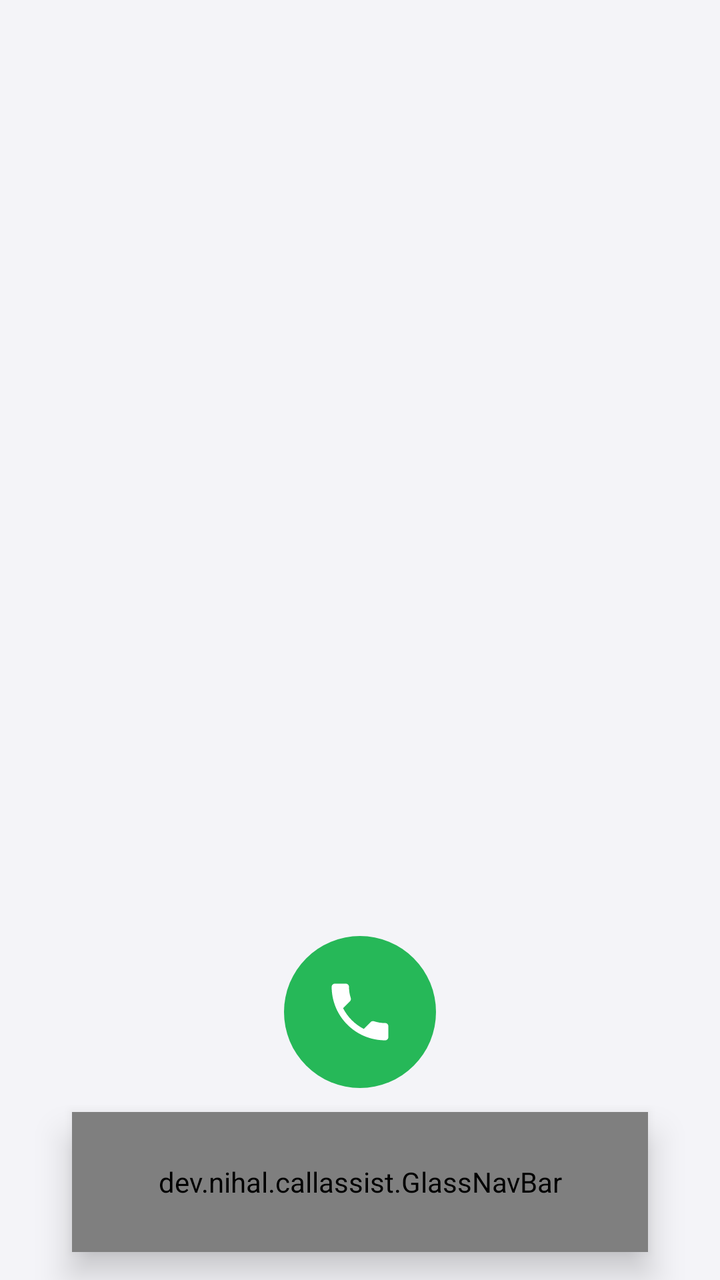
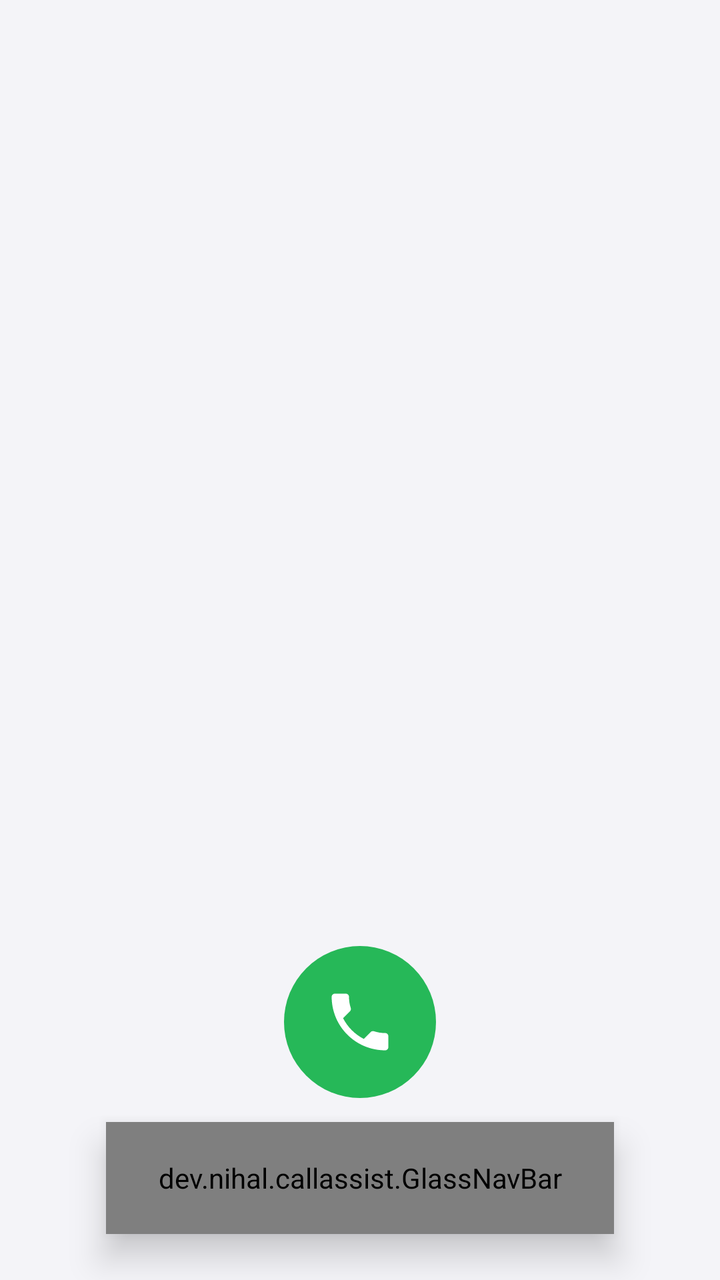

An Android layout rendered at two revisions. The XML below is the earlier revision; the diff shows what the commit changed to produce the second picture.
<!-- AndroidManifest.xml: application theme Theme.CallAssist -->
<!-- res/layout/activity_main.xml -->
<?xml version="1.0" encoding="utf-8"?>
<FrameLayout xmlns:android="http://schemas.android.com/apk/res/android"
    android:layout_width="match_parent"
    android:layout_height="match_parent">

    <FrameLayout
        android:layout_width="match_parent"
        android:layout_height="match_parent">

        <include
            android:id="@+id/pageKeypad"
            layout="@layout/page_keypad" />

        <include
            android:id="@+id/pageRecents"
            layout="@layout/page_recents"
            android:visibility="gone" />

        <include
            android:id="@+id/pageContacts"
            layout="@layout/page_contacts"
            android:visibility="gone" />

        <include
            android:id="@+id/pageGate"
            layout="@layout/page_gate"
            android:visibility="gone" />
    </FrameLayout>

    <dev.nihal.callassist.GlassNavBar
        android:id="@+id/navBar"
        android:layout_width="match_parent"
        android:layout_height="70dp"
        android:layout_gravity="bottom"
        android:layout_marginStart="36dp"
        android:layout_marginEnd="36dp"
        android:layout_marginBottom="14dp"
        android:elevation="10dp" />
</FrameLayout>
<!-- res/layout/page_keypad.xml (included above) -->
<?xml version="1.0" encoding="utf-8"?>
<FrameLayout xmlns:android="http://schemas.android.com/apk/res/android"
    xmlns:app="http://schemas.android.com/apk/res-auto"
    android:layout_width="match_parent"
    android:layout_height="match_parent">

    <LinearLayout
        android:layout_width="match_parent"
        android:layout_height="match_parent"
        android:orientation="vertical"
        android:paddingBottom="92dp">

        <TextView
            android:id="@+id/suggestionsEmpty"
            android:layout_width="match_parent"
            android:layout_height="0dp"
            android:layout_weight="1"
            android:gravity="center"
            android:textColor="@color/textSecondary"
            android:textSize="15sp" />

        <androidx.recyclerview.widget.RecyclerView
            android:id="@+id/suggestionsList"
            android:layout_width="match_parent"
            android:layout_height="0dp"
            android:layout_weight="1"
            android:clipToPadding="false"
            android:paddingTop="40dp"
            android:scrollbars="none"
            android:visibility="gone" />

        <LinearLayout
            android:id="@+id/keypadPanel"
            android:layout_width="match_parent"
            android:layout_height="wrap_content"
            android:orientation="vertical">

            <LinearLayout
                android:layout_width="match_parent"
                android:layout_height="wrap_content"
                android:gravity="center_vertical"
                android:orientation="horizontal"
                android:paddingStart="56dp"
                android:paddingEnd="12dp">

                <TextView
                    android:id="@+id/numberDisplay"
                    android:layout_width="0dp"
                    android:layout_height="wrap_content"
                    android:layout_weight="1"
                    android:ellipsize="start"
                    android:gravity="center"
                    android:maxLines="1"
                    android:minHeight="60dp"
                    android:textSize="34sp" />

                <ImageButton
                    android:id="@+id/btnBackspace"
                    android:layout_width="48dp"
                    android:layout_height="48dp"
                    android:background="?android:attr/selectableItemBackgroundBorderless"
                    android:contentDescription="Backspace"
                    android:src="@drawable/ic_backspace"
                    android:visibility="invisible"
                    app:tint="@color/textSecondary" />
            </LinearLayout>

            <GridLayout
                android:id="@+id/keypadGrid"
                android:layout_width="match_parent"
                android:layout_height="wrap_content"
                android:columnCount="3"
                android:paddingStart="24dp"
                android:paddingEnd="24dp" />

            <FrameLayout
                android:layout_width="match_parent"
                android:layout_height="wrap_content"
                android:paddingTop="8dp"
                android:paddingBottom="4dp">

                
                <ImageButton
                    android:id="@+id/btnDial"
                    android:layout_width="76dp"
                    android:layout_height="76dp"
                    android:layout_gravity="center"
                    android:background="@drawable/bg_circle"
                    android:backgroundTint="@color/green"
                    android:contentDescription="Call"
                    android:padding="22dp"
                    android:scaleType="fitCenter"
                    android:src="@drawable/ic_phone"
                    app:tint="#FFFFFF" />
            </FrameLayout>
        </LinearLayout>
    </LinearLayout>

    <ImageButton
        android:id="@+id/fabKeypad"
        android:layout_width="62dp"
        android:layout_height="62dp"
        android:layout_gravity="bottom|end"
        android:layout_marginEnd="24dp"
        android:layout_marginBottom="104dp"
        android:background="@drawable/bg_circle"
        android:backgroundTint="@color/green"
        android:contentDescription="Show keypad"
        android:elevation="8dp"
        android:scaleType="center"
        android:src="@drawable/ic_dialpad"
        android:visibility="gone"
        app:tint="#FFFFFF" />
</FrameLayout>
<!-- res/layout/page_recents.xml (included above) -->
<?xml version="1.0" encoding="utf-8"?>
<LinearLayout xmlns:android="http://schemas.android.com/apk/res/android"
    xmlns:app="http://schemas.android.com/apk/res-auto"
    android:layout_width="match_parent"
    android:layout_height="match_parent"
    android:orientation="vertical">

    <FrameLayout
        android:layout_width="match_parent"
        android:layout_height="wrap_content"
        android:paddingStart="16dp"
        android:paddingTop="40dp"
        android:paddingEnd="16dp"
        android:paddingBottom="16dp">

        <TextView
            android:layout_width="wrap_content"
            android:layout_height="wrap_content"
            android:layout_gravity="center"
            android:text="Phone"
            android:textSize="30sp"
            android:textStyle="bold" />

        <ImageButton
            android:id="@+id/gearRecents"
            android:layout_width="44dp"
            android:layout_height="44dp"
            android:layout_gravity="end|center_vertical"
            android:background="?android:attr/selectableItemBackgroundBorderless"
            android:contentDescription="Settings"
            android:src="@drawable/ic_settings"
            app:tint="@color/textSecondary" />
    </FrameLayout>

    <TextView
        android:id="@+id/recentsEmpty"
        android:layout_width="match_parent"
        android:layout_height="wrap_content"
        android:gravity="center"
        android:padding="32dp"
        android:text="No calls yet"
        android:textColor="@color/textSecondary"
        android:visibility="gone" />

    <androidx.recyclerview.widget.RecyclerView
        android:id="@+id/recentsList"
        android:layout_width="match_parent"
        android:layout_height="match_parent"
        android:clipToPadding="false"
        android:paddingStart="16dp"
        android:paddingEnd="16dp"
        android:paddingBottom="104dp"
        android:scrollbars="none" />
</LinearLayout>
<!-- res/layout/page_contacts.xml (included above) -->
<?xml version="1.0" encoding="utf-8"?>
<LinearLayout xmlns:android="http://schemas.android.com/apk/res/android"
    android:layout_width="match_parent"
    android:layout_height="match_parent"
    android:orientation="vertical">

    <LinearLayout
        android:layout_width="match_parent"
        android:layout_height="wrap_content"
        android:gravity="center_vertical"
        android:orientation="horizontal"
        android:paddingStart="24dp"
        android:paddingTop="24dp"
        android:paddingEnd="16dp">

        <TextView
            android:layout_width="0dp"
            android:layout_height="wrap_content"
            android:layout_weight="1"
            android:text="Contacts"
            android:textSize="26sp"
            android:textStyle="bold" />

        <ImageButton
            android:id="@+id/gearContacts"
            android:layout_width="44dp"
            android:layout_height="44dp"
            android:background="?android:attr/selectableItemBackgroundBorderless"
            android:contentDescription="Settings"
            android:src="@drawable/ic_settings"
            app:tint="@color/textSecondary"
            xmlns:app="http://schemas.android.com/apk/res-auto" />
    </LinearLayout>

    <EditText
        android:id="@+id/contactSearch"
        android:layout_width="match_parent"
        android:layout_height="wrap_content"
        android:layout_marginStart="16dp"
        android:layout_marginTop="14dp"
        android:layout_marginEnd="16dp"
        android:layout_marginBottom="6dp"
        android:background="@drawable/bg_search"
        android:hint="Search"
        android:inputType="text"
        android:paddingStart="20dp"
        android:paddingTop="12dp"
        android:paddingEnd="20dp"
        android:paddingBottom="12dp"
        android:singleLine="true"
        android:textColorHint="@color/textSecondary"
        android:textSize="15sp" />

    <TextView
        android:id="@+id/contactsEmpty"
        android:layout_width="match_parent"
        android:layout_height="wrap_content"
        android:gravity="center"
        android:padding="32dp"
        android:text="No contacts"
        android:textColor="@color/textSecondary"
        android:visibility="gone" />

    <androidx.recyclerview.widget.RecyclerView
        android:id="@+id/contactsList"
        android:layout_width="match_parent"
        android:layout_height="match_parent"
        android:clipToPadding="false"
        android:paddingBottom="104dp"
        android:scrollbars="none" />
</LinearLayout>
<!-- res/layout/page_gate.xml (included above) -->
<?xml version="1.0" encoding="utf-8"?>
<ScrollView xmlns:android="http://schemas.android.com/apk/res/android"
    android:layout_width="match_parent"
    android:layout_height="match_parent"
    android:scrollbars="none">

    <LinearLayout
        android:layout_width="match_parent"
        android:layout_height="wrap_content"
        android:orientation="vertical"
        android:paddingStart="16dp"
        android:paddingTop="24dp"
        android:paddingEnd="16dp"
        android:paddingBottom="110dp">

        <LinearLayout
            android:layout_width="match_parent"
            android:layout_height="wrap_content"
            android:gravity="center_vertical"
            android:orientation="horizontal"
            android:paddingStart="8dp">

            <TextView
                android:layout_width="0dp"
                android:layout_height="wrap_content"
                android:layout_weight="1"
                android:text="Gate"
                android:textSize="26sp"
                android:textStyle="bold" />

            <ImageButton
                android:id="@+id/gearGate"
                android:layout_width="44dp"
                android:layout_height="44dp"
                android:background="?android:attr/selectableItemBackgroundBorderless"
                android:contentDescription="Settings"
                android:src="@drawable/ic_settings"
                app:tint="@color/textSecondary"
                xmlns:app="http://schemas.android.com/apk/res-auto" />
        </LinearLayout>

        
        <LinearLayout
            android:layout_width="match_parent"
            android:layout_height="wrap_content"
            android:layout_marginTop="20dp"
            android:background="@drawable/bg_card"
            android:orientation="vertical"
            android:padding="18dp">

            <TextView
                style="@style/SectionTitle"
                android:layout_width="wrap_content"
                android:layout_height="wrap_content"
                android:text="STATUS" />

            <TextView
                android:id="@+id/statusText"
                android:layout_width="match_parent"
                android:layout_height="wrap_content"
                android:lineSpacingExtra="8dp"
                android:textSize="14sp" />

            <Button
                android:id="@+id/btnRole"
                android:layout_width="match_parent"
                android:layout_height="wrap_content"
                android:layout_marginTop="12dp"
                android:text="Set as default phone app" />

            <Button
                android:id="@+id/btnPerms"
                android:layout_width="match_parent"
                android:layout_height="wrap_content"
                android:text="Grant permissions" />

            <Button
                android:id="@+id/btnFsi"
                android:layout_width="match_parent"
                android:layout_height="wrap_content"
                android:backgroundTint="@color/red"
                android:text="Allow full-screen call alerts"
                android:textColor="#FFFFFF"
                android:visibility="gone" />
        </LinearLayout>

        
        <LinearLayout
            android:layout_width="match_parent"
            android:layout_height="wrap_content"
            android:layout_marginTop="14dp"
            android:background="@drawable/bg_card"
            android:orientation="vertical"
            android:padding="18dp">

            <TextView
                style="@style/SectionTitle"
                android:layout_width="wrap_content"
                android:layout_height="wrap_content"
                android:text="GATE AUTOMATION" />

            <Switch
                android:id="@+id/switchEnabled"
                android:layout_width="match_parent"
                android:layout_height="wrap_content"
                android:minHeight="44dp"
                android:text="Auto-answer intercom and send code" />

            <Switch
                android:id="@+id/switchNotify"
                android:layout_width="match_parent"
                android:layout_height="wrap_content"
                android:minHeight="44dp"
                android:text="Notify when gate code runs" />

            <TextView
                android:layout_width="wrap_content"
                android:layout_height="wrap_content"
                android:layout_marginTop="12dp"
                android:text="Intercom contact name or phone number"
                android:textColor="@color/textSecondary"
                android:textSize="13sp" />

            <EditText
                android:id="@+id/editContact"
                android:layout_width="match_parent"
                android:layout_height="wrap_content"
                android:inputType="text"
                android:textSize="16sp" />

            <TextView
                android:layout_width="wrap_content"
                android:layout_height="wrap_content"
                android:layout_marginTop="10dp"
                android:text="Gate code (digits, * and #)"
                android:textColor="@color/textSecondary"
                android:textSize="13sp" />

            <EditText
                android:id="@+id/editCode"
                android:layout_width="match_parent"
                android:layout_height="wrap_content"
                android:inputType="text"
                android:textSize="16sp" />

            <Button
                android:id="@+id/btnSave"
                android:layout_width="match_parent"
                android:layout_height="wrap_content"
                android:layout_marginTop="10dp"
                android:backgroundTint="@color/accent"
                android:text="Save" />
        </LinearLayout>

        
        <LinearLayout
            android:layout_width="match_parent"
            android:layout_height="wrap_content"
            android:layout_marginTop="14dp"
            android:background="@drawable/bg_card"
            android:orientation="vertical"
            android:padding="18dp">

            <TextView
                style="@style/SectionTitle"
                android:layout_width="wrap_content"
                android:layout_height="wrap_content"
                android:text="EVENT LOG" />

            <TextView
                android:id="@+id/logEmpty"
                android:layout_width="match_parent"
                android:layout_height="wrap_content"
                android:paddingTop="6dp"
                android:paddingBottom="6dp"
                android:text="No gate events yet"
                android:textColor="@color/textSecondary"
                android:textSize="14sp"
                android:visibility="gone" />

            <androidx.recyclerview.widget.RecyclerView
                android:id="@+id/logList"
                android:layout_width="match_parent"
                android:layout_height="360dp"
                android:clipToPadding="false"
                android:nestedScrollingEnabled="true"
                android:overScrollMode="ifContentScrolls"
                android:scrollbars="vertical" />

            <LinearLayout
                android:layout_width="match_parent"
                android:layout_height="wrap_content"
                android:layout_marginTop="10dp"
                android:orientation="horizontal">

                <Button
                    android:id="@+id/btnRefreshLog"
                    android:layout_width="0dp"
                    android:layout_height="wrap_content"
                    android:layout_marginEnd="6dp"
                    android:layout_weight="1"
                    android:text="Refresh" />

                <Button
                    android:id="@+id/btnClearLog"
                    android:layout_width="0dp"
                    android:layout_height="wrap_content"
                    android:layout_marginStart="6dp"
                    android:layout_weight="1"
                    android:text="Clear" />
            </LinearLayout>
        </LinearLayout>

        <TextView
            android:id="@+id/versionText"
            android:layout_width="match_parent"
            android:layout_height="wrap_content"
            android:layout_marginTop="20dp"
            android:gravity="center"
            android:textColor="@color/textSecondary"
            android:textSize="12sp" />
    </LinearLayout>
</ScrollView>
<!-- resources referenced by this layout -->
<resources>
  <color name="accent">#2E6FE8</color>
  <color name="green">#26B858</color>
  <color name="red">#F4523B</color>
  <color name="textSecondary">#73737C</color>
  <!-- drawable bg_card (drawable) -->
  <?xml version="1.0" encoding="utf-8"?>
  <shape xmlns:android="http://schemas.android.com/apk/res/android" android:shape="rectangle">
      <solid android:color="@color/card" />
      <corners android:radius="20dp" />
  </shape>
  <!-- drawable bg_circle (drawable) -->
  <?xml version="1.0" encoding="utf-8"?>
  <shape xmlns:android="http://schemas.android.com/apk/res/android" android:shape="oval">
      <solid android:color="#FFFFFF" />
  </shape>
  <!-- drawable bg_search (drawable) -->
  <?xml version="1.0" encoding="utf-8"?>
  <shape xmlns:android="http://schemas.android.com/apk/res/android" android:shape="rectangle">
      <solid android:color="@color/card" />
      <corners android:radius="28dp" />
  </shape>
  <!-- drawable ic_backspace (drawable) -->
  <?xml version="1.0" encoding="utf-8"?>
  <vector xmlns:android="http://schemas.android.com/apk/res/android"
      android:width="24dp"
      android:height="24dp"
      android:viewportWidth="24"
      android:viewportHeight="24">
      <path
          android:fillColor="#FF888888"
          android:pathData="M22,3H7c-0.69,0 -1.23,0.35 -1.59,0.88L0,12l5.41,8.11c0.36,0.53 0.9,0.89 1.59,0.89h15c1.1,0 2,-0.9 2,-2V5c0,-1.1 -0.9,-2 -2,-2zM19,15.59 L17.59,17 14,13.41 10.41,17 9,15.59 12.59,12 9,8.41 10.41,7 14,10.59 17.59,7 19,8.41 15.41,12 19,15.59z" />
  </vector>
  <style name="SectionTitle">
          <item name="android:textSize">13sp</item>
          <item name="android:textStyle">bold</item>
          <item name="android:textColor">@color/accent</item>
          <item name="android:layout_marginBottom">8dp</item>
      </style>
  <color name="card">#FFFFFF</color>
  <color name="bg">#F4F4F8</color>
  <color name="card2">#ECECF1</color>
  <color name="accentSoft">#DCE8FF</color>
  <color name="textPrimary">#17171A</color>
  <style name="AppButton" parent="Widget.Material3.Button">
          <item name="backgroundTint">@color/card2</item>
          <item name="android:textColor">@color/textPrimary</item>
          <item name="cornerRadius">24dp</item>
          <item name="android:textAllCaps">false</item>
          <item name="android:letterSpacing">0</item>
          <item name="android:textSize">15sp</item>
          <item name="android:insetTop">4dp</item>
          <item name="android:insetBottom">4dp</item>
      </style>
  <style name="GlassAlertDialog" parent="ThemeOverlay.Material3.MaterialAlertDialog">
          <item name="alertDialogStyle">@style/GlassAlertDialogStyle</item>
          <item name="materialAlertDialogTitleTextStyle">@style/GlassAlertTitle</item>
          <item name="buttonBarPositiveButtonStyle">@style/GlassAlertButton</item>
          <item name="buttonBarNegativeButtonStyle">@style/GlassAlertButton</item>
          <item name="buttonBarNeutralButtonStyle">@style/GlassAlertButton</item>
          <item name="android:backgroundDimAmount">0.55</item>
      </style>
  <style name="GlassAlertDialogStyle" parent="MaterialAlertDialog.Material3">
          <item name="shapeAppearanceOverlay">@style/GlassAlertShape</item>
          <item name="backgroundTint">@color/navBg</item>
      </style>
  <style name="GlassAlertTitle" parent="MaterialAlertDialog.Material3.Title.Text">
          <item name="android:textColor">@color/textPrimary</item>
          <item name="android:textSize">20sp</item>
          <item name="android:textStyle">bold</item>
      </style>
  <style name="GlassAlertButton" parent="Widget.Material3.Button.TextButton.Dialog">
          <item name="android:textColor">@color/accent</item>
          <item name="android:textAllCaps">false</item>
          <item name="android:textSize">16sp</item>
          <item name="android:letterSpacing">0</item>
      </style>
  <style name="GlassAlertShape">
          <item name="cornerFamily">rounded</item>
          <item name="cornerSize">30dp</item>
      </style>
  <color name="navBg">#F2F4F4F8</color>
  <!-- unchanged entries left out for length: 4 -->
</resources>

<!-- the commit's change to res/layout/activity_main.xml (unified diff, before → after) -->
@@ -30,11 +30,11 @@
     <dev.nihal.callassist.GlassNavBar
         android:id="@+id/navBar"
         android:layout_width="match_parent"
-        android:layout_height="70dp"
+        android:layout_height="56dp"
         android:layout_gravity="bottom"
-        android:layout_marginStart="36dp"
-        android:layout_marginEnd="36dp"
-        android:layout_marginBottom="14dp"
+        android:layout_marginStart="53dp"
+        android:layout_marginEnd="53dp"
+        android:layout_marginBottom="23dp"
         android:elevation="10dp" />
 </FrameLayout>
 <!-- res/layout/page_keypad.xml (included above) -->
@@ -48,7 +48,7 @@
         android:layout_width="match_parent"
         android:layout_height="match_parent"
         android:orientation="vertical"
-        android:paddingBottom="92dp">
+        android:paddingBottom="87dp">
 
         <TextView
             android:id="@+id/suggestionsEmpty"
@@ -142,7 +142,7 @@
         android:layout_height="62dp"
         android:layout_gravity="bottom|end"
         android:layout_marginEnd="24dp"
-        android:layout_marginBottom="104dp"
+        android:layout_marginBottom="99dp"
         android:background="@drawable/bg_circle"
         android:backgroundTint="@color/green"
         android:contentDescription="Show keypad"
@@ -204,7 +204,7 @@
         android:clipToPadding="false"
         android:paddingStart="16dp"
         android:paddingEnd="16dp"
-        android:paddingBottom="104dp"
+        android:paddingBottom="99dp"
         android:scrollbars="none" />
 </LinearLayout>
 <!-- res/layout/page_contacts.xml (included above) -->
@@ -276,7 +276,7 @@
         android:layout_width="match_parent"
         android:layout_height="match_parent"
         android:clipToPadding="false"
-        android:paddingBottom="104dp"
+        android:paddingBottom="99dp"
         android:scrollbars="none" />
 </LinearLayout>
 <!-- res/layout/page_gate.xml (included above) -->
@@ -293,7 +293,7 @@
         android:paddingStart="16dp"
         android:paddingTop="24dp"
         android:paddingEnd="16dp"
-        android:paddingBottom="110dp">
+        android:paddingBottom="105dp">
 
         <LinearLayout
             android:layout_width="match_parent"
